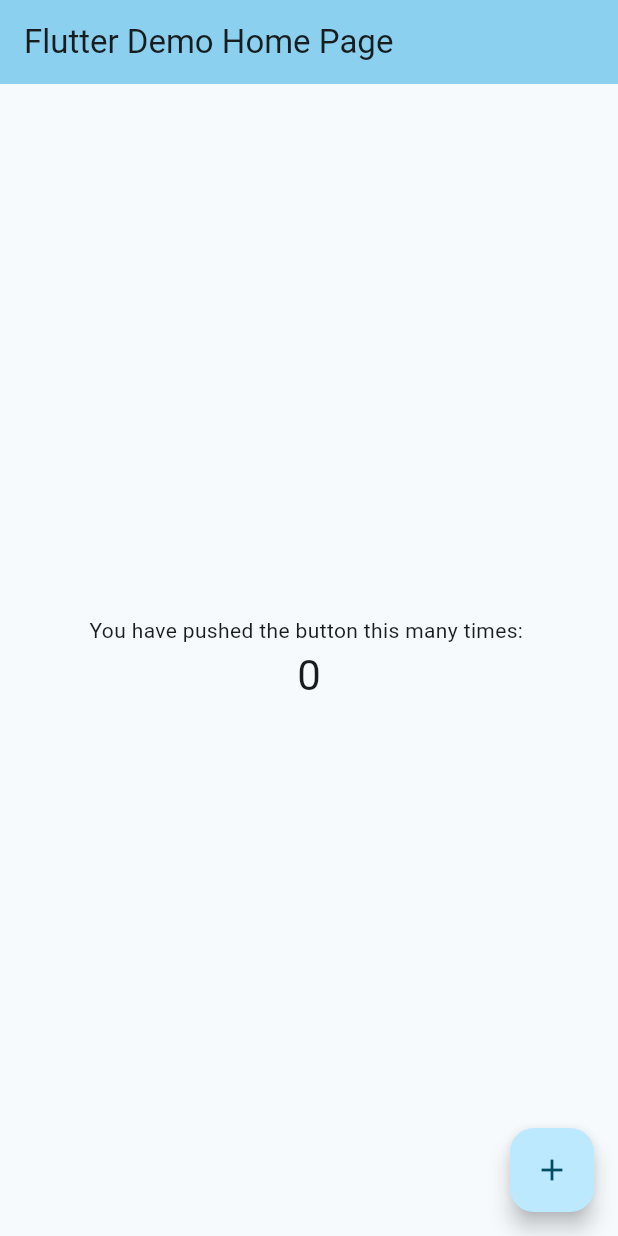
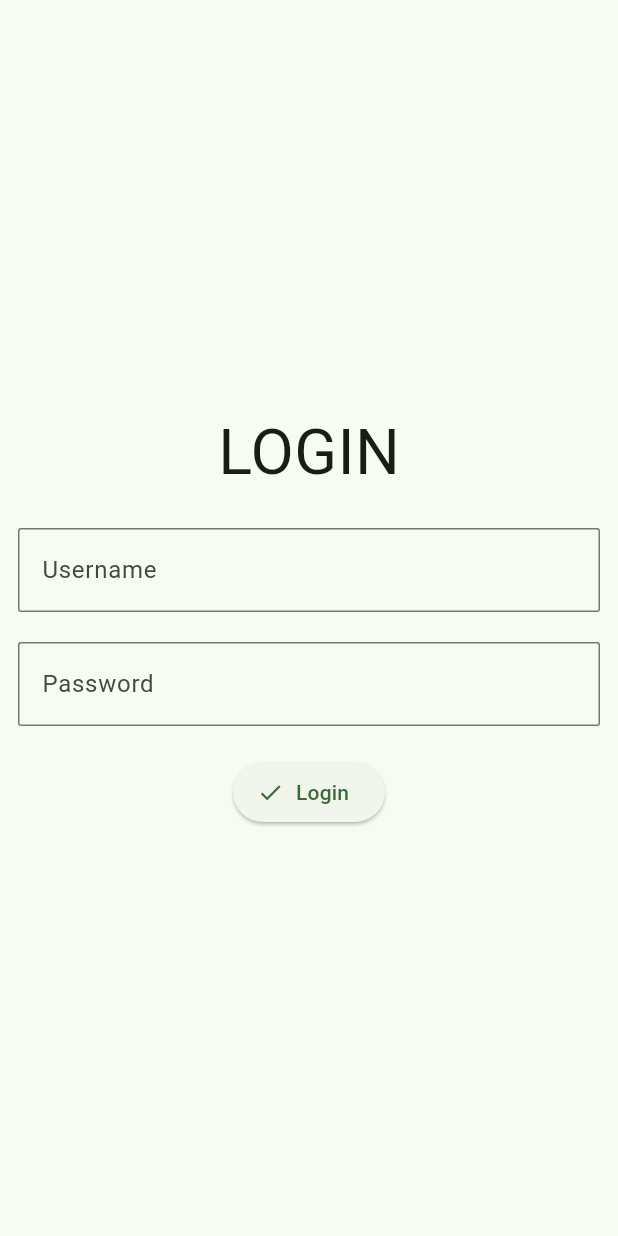
Before and after one commit to Abhijith-AK/Money-manager-2.0-, a Flutter app: the screen it shows after launch, on a phone screen of 412 x 824 dp. Run offline on Flutter 3.47's test engine with Material 3 defaults, Android fonts, the phone set to English and light mode, and no system bars; our stand-ins replace shared_preferences.

Commit message:
added login page

```diff
--- /dev/null
+++ b/lib/Screens/LoginScreen.dart
@@ -0,0 +1,111 @@
+import 'package:flutter/material.dart';
+import 'package:money_manager_v2/Screens/HomeScreen.dart';
+import 'package:money_manager_v2/main.dart';
+import 'package:shared_preferences/shared_preferences.dart';
+
+class LoginScreen extends StatelessWidget {
+  LoginScreen({super.key});
+  final _usernamecontroller = TextEditingController();
+  final _passwordcontroller = TextEditingController();
+  final _formkey = GlobalKey<FormState>();
+  // final _currentstate = true;
+  @override
+  Widget build(BuildContext context) {
+    return Scaffold(
+      body: SafeArea(
+        child: Padding(
+          padding: const EdgeInsets.all(12.0),
+          child: Form(
+            key: _formkey,
+            child: Column(
+              mainAxisAlignment: MainAxisAlignment.center,
+              children: [
+                Text(
+                  "LOGIN",
+                  textScaler: TextScaler.linear(3),
+                ),
+                SizedBox(
+                  height: 20,
+                ),
+                TextFormField(
+                  controller: _usernamecontroller,
+                  decoration: InputDecoration(
+                    hintText: "Username",
+                    border: OutlineInputBorder(
+                      borderRadius: BorderRadius.all(
+                        Radius.circular(2.0),
+                      ),
+                    ),
+                  ),
+                  validator: (value) {
+                    if (value == null || value.isEmpty) {
+                      return "Enter Username";
+                    } else {
+                      return null;
+                    }
+                  },
+                ),
+                SizedBox(
+                  height: 20,
+                ),
+                TextFormField(
+                  controller: _passwordcontroller,
+                  decoration: InputDecoration(
+                    hintText: "Password",
+                    border: OutlineInputBorder(
+                      borderRadius: BorderRadius.all(
+                        Radius.circular(2.0),
+                      ),
+                    ),
+                  ),
+                  validator: (value) {
+                    if (value == null || value.isEmpty) {
+                      return "Enter Password";
+                    } else {
+                      return null;
+                    }
+                  },
+                  obscureText: true,
+                ),
+                SizedBox(
+                  height: 20,
+                ),
+                ElevatedButton.icon(
+                    onPressed: () {
+                      if (_formkey.currentState!.validate() == true)
+                        CheckLogin(context);
+                    },
+                    icon: Icon(Icons.check),
+                    label: Text("Login")),
+              ],
+            ),
+          ),
+        ),
+      ),
+    );
+  }
+
+  void CheckLogin(BuildContext ctx) async {
+    final _username = _usernamecontroller.text;
+    final _password = _passwordcontroller.text;
+
+    if (_username == _password) {
+      final _sharedprefs = await SharedPreferences.getInstance();
+      await _sharedprefs.setBool(SAVE_KEY_NAME, true);
+      Navigator.of(ctx).pushReplacement(MaterialPageRoute(builder: (ctx) {
+        return HomeScreen();
+      }));
+    } else {
+      final _errormessage = "Username and Password doesn't match";
+
+      ScaffoldMessenger.of(ctx).showSnackBar(
+        SnackBar(
+          content: Text(_errormessage),
+          margin: EdgeInsets.all(10),
+          behavior: SnackBarBehavior.floating,
+          backgroundColor: Colors.red[700],
+        ),
+      );
+    }
+  }
+}
--- a/lib/main.dart
+++ b/lib/main.dart
@@ -1,4 +1,8 @@
 import 'package:flutter/material.dart';
+
+import 'package:money_manager_v2/Screens/SplashScreen.dart';
+
+const SAVE_KEY_NAME = "UserLoggedIn";
 
 void main() {
   runApp(const MyApp());
@@ -10,53 +14,9 @@ class MyApp extends StatelessWidget {
   @override
   Widget build(BuildContext context) {
     return MaterialApp(
-      home: const HomeScreen(),
-      color: Colors.blueGrey,
-      theme: ThemeData(
-          colorScheme: ColorScheme.fromSeed(seedColor: Colors.blueGrey)),
+      theme: ThemeData.from(
+          colorScheme: ColorScheme.fromSeed(seedColor: Colors.green)),
+      home: const SplashScreen(),
     );
   }
 }
-
-class HomeScreen extends StatefulWidget {
-  const HomeScreen({super.key});
-
-  @override
-  State<HomeScreen> createState() => _HomeScreenState();
-}
-
-class _HomeScreenState extends State<HomeScreen> {
-  int _count = 0;
-
-  @override
-  Widget build(BuildContext context) {
-    return Scaffold(
-      appBar: AppBar(
-        title: const Text('Flutter Demo Home Page'),
-        backgroundColor: Theme.of(context).colorScheme.inversePrimary,
-      ),
-      body: Center(
-        child: Column(
-          mainAxisAlignment: MainAxisAlignment.center,
-          children: [
-            const Text('You have pushed the button this many times: '),
-            Row(
-              mainAxisAlignment: MainAxisAlignment.center,
-              children: [
-                Text('$_count', textScaler: const TextScaler.linear(2))
-              ],
-            ),
-          ],
-        ),
-      ),
-      floatingActionButton: FloatingActionButton(
-        onPressed: () {
-          setState(() {
-            _count++;
-          });
-        },
-        child: const Icon(Icons.add),
-      ),
-    );
-  }
-}
```
Also changed, not shown: lib/Screens/HomeScreen.dart (added, +41 -0 lines), lib/Screens/SplashScreen.dart (added, +59 -0 lines), pubspec.yaml (+4 -12 lines), pubspec.lock, 1 other file.
